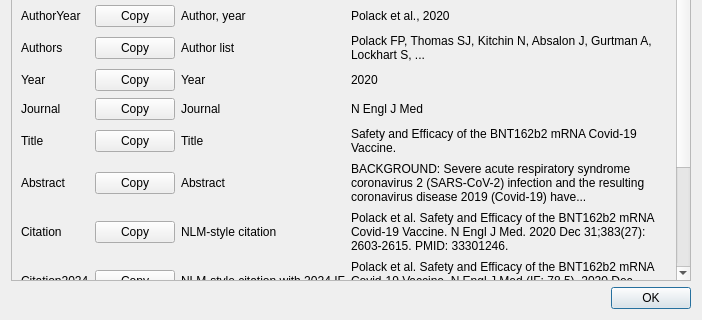
Before: the Qt Designer form ui/worksheetColumns.ui in crossing96/Pub-Xel, drawn with Qt 5; both pictures show x 0 to 702 and y 228 to 548 of the 702 by 548 pixel window.
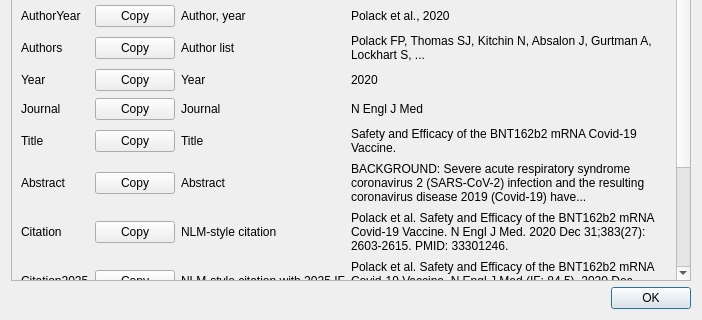
After: the same form once the commit is applied.

What changed in the file:
```diff
--- a/ui/worksheetColumns.ui
+++ b/ui/worksheetColumns.ui
@@ -897,7 +897,7 @@
           </sizepolicy>
          </property>
          <property name="text">
-          <string>Citation2024</string>
+          <string>Citation2025</string>
          </property>
          <property name="textInteractionFlags">
           <set>Qt::LinksAccessibleByMouse|Qt::TextSelectableByMouse</set>
@@ -926,7 +926,7 @@
           </sizepolicy>
          </property>
          <property name="text">
-          <string>Polack et al. Safety and Efficacy of the BNT162b2 mRNA Covid-19 Vaccine. N Engl J Med (IF: 78.5). 2020 Dec 31;383(27):2603-2615. PMID: 33301246.</string>
+          <string>Polack et al. Safety and Efficacy of the BNT162b2 mRNA Covid-19 Vaccine. N Engl J Med (IF: 84.5). 2020 Dec 31;383(27):2603-2615. PMID: 33301246.</string>
          </property>
          <property name="wordWrap">
           <bool>true</bool>
@@ -942,7 +942,7 @@
           </sizepolicy>
          </property>
          <property name="text">
-          <string>NLM-style citation with 2024 IF</string>
+          <string>NLM-style citation with 2025 IF</string>
          </property>
         </widget>
        </item>
```
Left out of the diff: 22 changed lines with no effect on the pictures.
